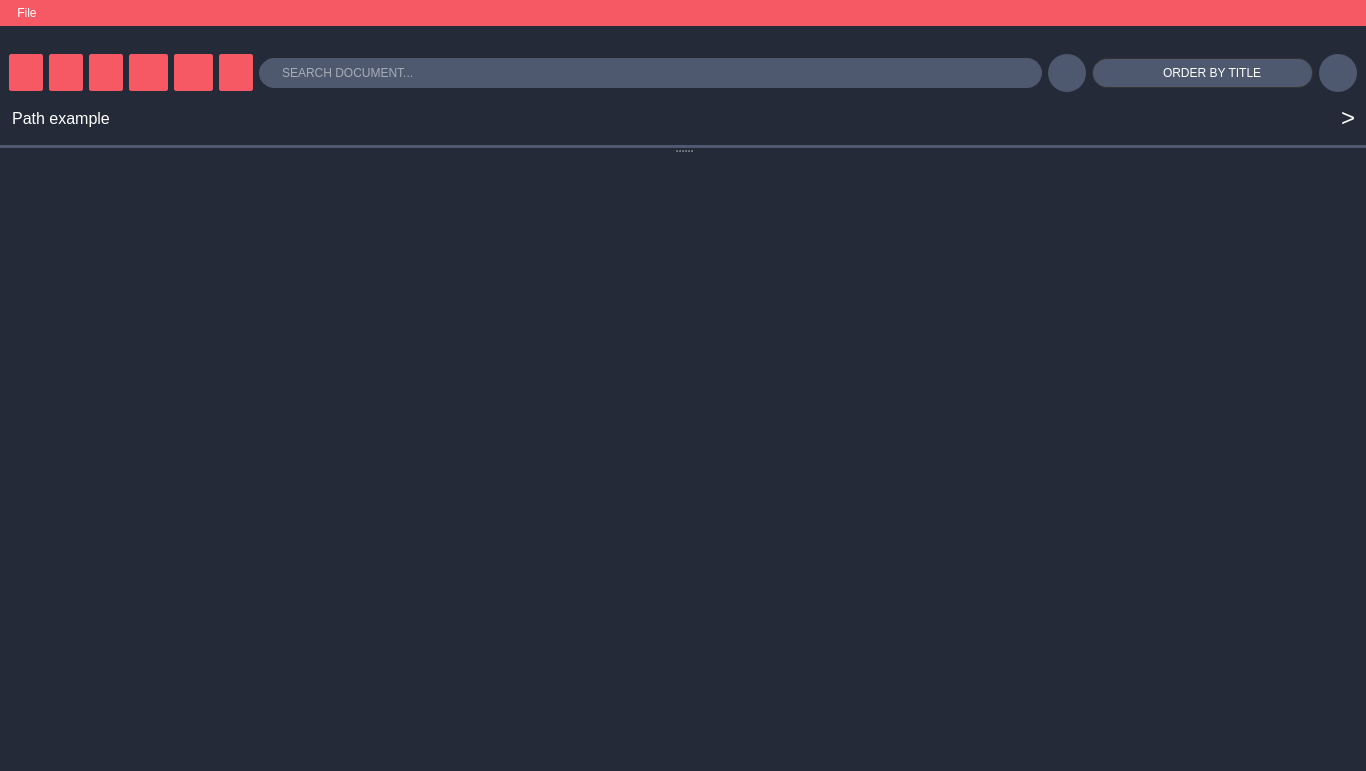
First picture: the form in src/client/gui/ui/docsbrowser.ui, repository aleoli/Shared-Editor, before the edit.
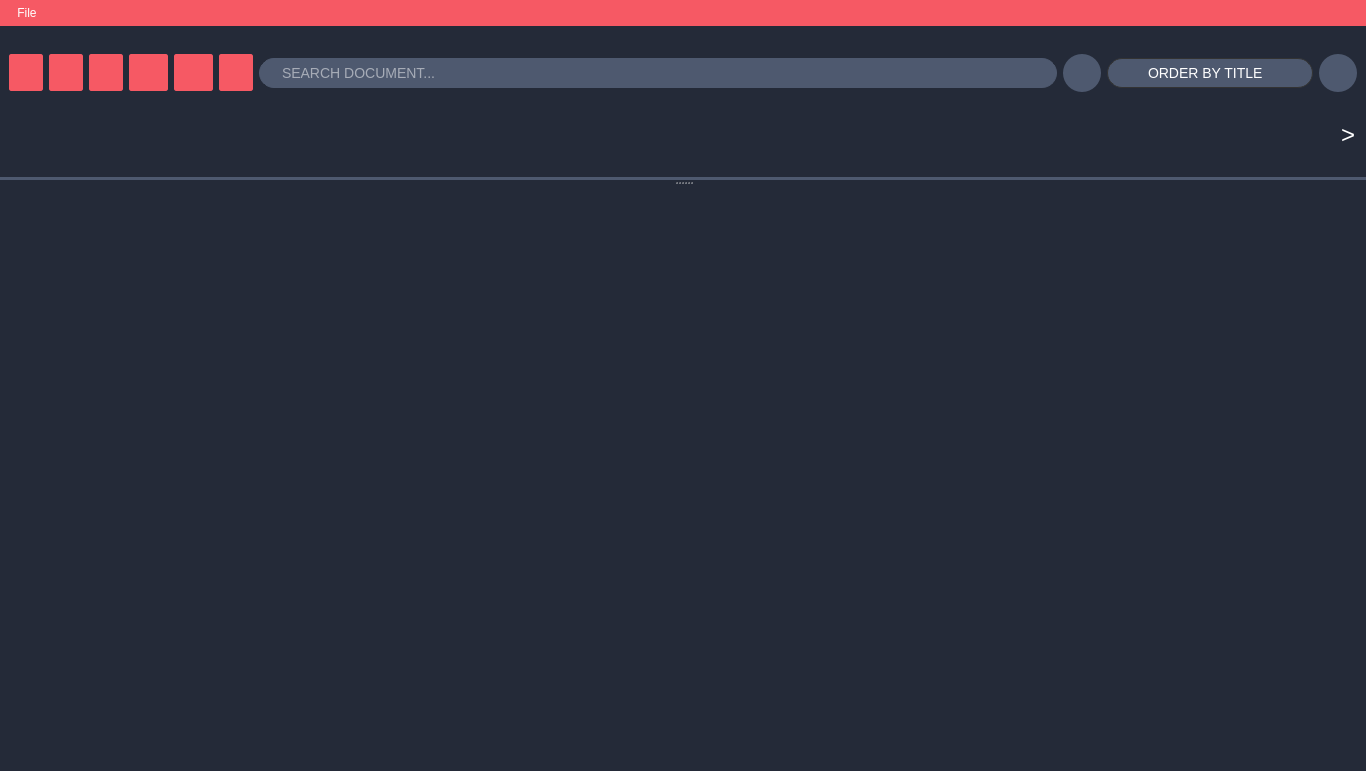
Second picture: the form after the edit. Icons and pictures are not drawn.

Commit message: messo valori font nello stylesheet e corretto in parte fontComboBox

```diff
--- a/src/client/gui/ui/docsbrowser.ui
+++ b/src/client/gui/ui/docsbrowser.ui
@@ -162,7 +162,7 @@
    <property name="minimumSize">
     <size>
      <width>723</width>
-     <height>122</height>
+     <height>154</height>
     </size>
    </property>
    <property name="autoFillBackground">
@@ -589,14 +589,21 @@
             </size>
            </property>
            <property name="styleSheet">
-            <string notr="true">background: #4e596f;
-border: 1px solid #4e596f;
-border-radius: 15px;
-padding-left: 20px;
-/*margin: 0 0 20 0px;*/
-color: white;
-font: &quot;Segoe UI Emoji&quot;;
-selection-background-color: #f76163;</string>
+            <string notr="true">QLineEdit{
+	background: #4e596f;
+	border: 1px solid #4e596f;
+	border-radius: 15px;
+	padding-left: 20px;
+	/*margin: 0 0 20 0px;*/
+	color: white;
+	font: 14px;
+	font: &quot;Segoe UI Emoji&quot;;
+	selection-background-color: #f76163;
+}
+
+QLineEdit:focus{
+	outline: none;
+}</string>
            </property>
            <property name="text">
             <string/>
@@ -685,20 +692,13 @@
             </size>
            </property>
            <property name="styleSheet">
-            <string notr="true">/*
-border: 1px solid #4e596f;
-border-radius: 15px;
-color: white;
-font: &quot;Segoe UI Emoji&quot;;
-selection-background-color: #f76163;
-background: qlineargradient(x1:0, y1:0, x2:0, y2:1, stop:0 #797979, stop:0.48 #696969, stop:0.52 #5e5e5e, stop:1 #4f4f4f);*/
-
-QComboBox {
+            <string notr="true">QComboBox {
 	border: 1px solid #333333;
 	border-radius: 15px;
 	background: #4e596f;
-	padding: 1px 0px 1px 70px;
+	padding: 1px 0px 1px 40px;
 	min-width: 6em;
+	font: 14px;
 	color: #ffffff;
 }
 
@@ -831,7 +831,7 @@
            </property>
            <property name="font">
             <font>
-             <pointsize>12</pointsize>
+             <pointsize>-1</pointsize>
              <weight>50</weight>
              <italic>false</italic>
              <bold>false</bold>
@@ -848,6 +848,7 @@
 
 QPushButton {
 	background: transparent;
+	font: 18px;
 	color: white;
 	padding: 1 3 1 3;
 	border-width: 0px;
@@ -870,7 +871,7 @@
 }</string>
            </property>
            <property name="text">
-            <string>Path example</string>
+            <string/>
            </property>
           </widget>
          </item>
@@ -883,10 +884,12 @@
             </size>
            </property>
            <property name="styleSheet">
-            <string notr="true">border: none;</string>
+            <string notr="true">border: none;
+color: white;
+font: 24px;</string>
            </property>
            <property name="text">
-            <string>&lt;html&gt;&lt;head/&gt;&lt;body&gt;&lt;p&gt;&lt;span style=&quot; font-size:18pt; color:#ffffff;&quot;&gt;&amp;gt;&lt;/span&gt;&lt;/p&gt;&lt;/body&gt;&lt;/html&gt;</string>
+            <string>&gt;</string>
            </property>
           </widget>
          </item>
```
Left out of the diff: 2 changed lines with no effect on the pictures. The commit also changes 3 other files.
